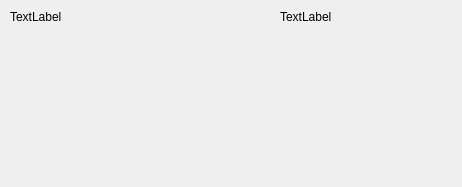
The window that FileUtils/fileutilsqt/Forms/aboutdialog.ui (KentJames/File-Utils) describes before a commit, drawn with Qt 5.
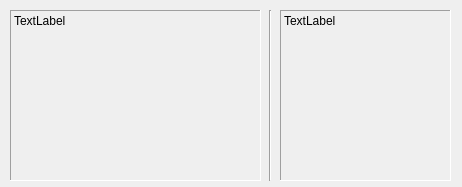
The same window after the commit.

The edit to the form file:
```diff
--- a/FileUtils/fileutilsqt/Forms/aboutdialog.ui
+++ b/FileUtils/fileutilsqt/Forms/aboutdialog.ui
@@ -18,10 +18,16 @@
     <rect>
      <x>10</x>
      <y>10</y>
-     <width>261</width>
-     <height>161</height>
+     <width>251</width>
+     <height>171</height>
     </rect>
    </property>
+   <property name="frameShape">
+    <enum>QFrame::Panel</enum>
+   </property>
+   <property name="frameShadow">
+    <enum>QFrame::Sunken</enum>
+   </property>
    <property name="text">
     <string>TextLabel</string>
    </property>
@@ -38,9 +44,15 @@
      <x>280</x>
      <y>10</y>
      <width>171</width>
-     <height>161</height>
+     <height>171</height>
     </rect>
    </property>
+   <property name="frameShape">
+    <enum>QFrame::Panel</enum>
+   </property>
+   <property name="frameShadow">
+    <enum>QFrame::Sunken</enum>
+   </property>
    <property name="text">
     <string>TextLabel</string>
    </property>
@@ -51,6 +63,25 @@
     <bool>true</bool>
    </property>
   </widget>
+  <widget class="Line" name="line">
+   <property name="geometry">
+    <rect>
+     <x>260</x>
+     <y>10</y>
+     <width>20</width>
+     <height>171</height>
+    </rect>
+   </property>
+   <property name="frameShadow">
+    <enum>QFrame::Sunken</enum>
+   </property>
+   <property name="lineWidth">
+    <number>1</number>
+   </property>
+   <property name="orientation">
+    <enum>Qt::Vertical</enum>
+   </property>
+  </widget>
  </widget>
  <layoutdefault spacing="6" margin="11"/>
  <resources/>
```
